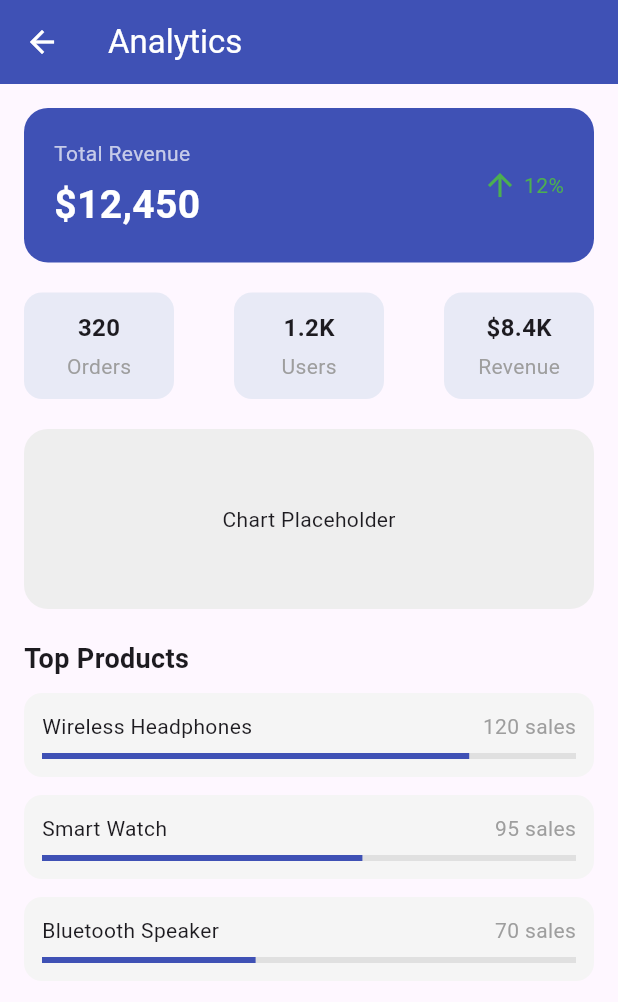
After one commit to GitheTrunk/MA-Lab, a Flutter app: the AnalyticScreen screen opened by its route, on a phone screen of 412 x 824 dp. The commit adds this screen. Shown: the top 1002 px of the screen. Run offline on Flutter 3.47's test engine with Material 3 defaults, Android fonts, the phone set to English and light mode, and no system bars.

Commit message:
feat: add wallet, analytic screens and components

```diff
--- /dev/null
+++ b/lib/screens/analytic_screen.dart
@@ -0,0 +1,114 @@
+import 'package:flutter/material.dart';
+import 'package:week_3_lab/widgets/finance/metric_item.dart';
+import 'package:week_3_lab/widgets/finance/product_tile.dart';
+
+class AnalyticScreen extends StatelessWidget {
+  const AnalyticScreen({super.key});
+
+  @override
+  Widget build(BuildContext context) {
+    return Scaffold(
+      appBar: AppBar(
+        title: const Text("Analytics"),
+        backgroundColor: Colors.indigo,
+        foregroundColor: Colors.white,
+        centerTitle: false,
+      ),
+      body: SingleChildScrollView(
+        child: Padding(
+          padding: const EdgeInsets.all(16),
+          child: Column(
+            crossAxisAlignment: CrossAxisAlignment.start,
+            children: [
+              Container(
+                width: double.infinity,
+                padding: const EdgeInsets.all(20),
+                decoration: BoxDecoration(
+                  color: Colors.indigo,
+                  borderRadius: BorderRadius.circular(16),
+                ),
+                child: Row(
+                  mainAxisAlignment: MainAxisAlignment.spaceBetween,
+                  children: const [
+                    Column(
+                      crossAxisAlignment: CrossAxisAlignment.start,
+                      children: [
+                        Text(
+                          "Total Revenue",
+                          style: TextStyle(color: Colors.white70),
+                        ),
+                        SizedBox(height: 6),
+                        Text(
+                          "\$12,450",
+                          style: TextStyle(
+                            fontSize: 26,
+                            fontWeight: FontWeight.bold,
+                            color: Colors.white,
+                          ),
+                        ),
+                      ],
+                    ),
+                    Row(
+                      children: [
+                        Icon(Icons.arrow_upward, color: Colors.green),
+                        SizedBox(width: 4),
+                        Text("12%", style: TextStyle(color: Colors.green)),
+                      ],
+                    ),
+                  ],
+                ),
+              ),
+
+              const SizedBox(height: 20),
+
+              Row(
+                mainAxisAlignment: MainAxisAlignment.spaceBetween,
+                children: const [
+                  MetricItem(label: "Orders", value: "320"),
+                  MetricItem(label: "Users", value: "1.2K"),
+                  MetricItem(label: "Revenue", value: "\$8.4K"),
+                ],
+              ),
+              const SizedBox(height: 20),
+
+              Container(
+                height: 120,
+                width: double.infinity,
+                decoration: BoxDecoration(
+                  color: Colors.grey.shade200,
+                  borderRadius: BorderRadius.circular(16),
+                ),
+                child: const Center(child: Text("Chart Placeholder")),
+              ),
+
+              const SizedBox(height: 20),
+
+              const Text(
+                "Top Products",
+                style: TextStyle(fontSize: 18, fontWeight: FontWeight.bold),
+              ),
+
+              const SizedBox(height: 10),
+
+              ProductTile(
+                name: "Wireless Headphones",
+                sales: "120 sales",
+                progress: 0.8,
+              ),
+              ProductTile(
+                name: "Smart Watch",
+                sales: "95 sales",
+                progress: 0.6,
+              ),
+              ProductTile(
+                name: "Bluetooth Speaker",
+                sales: "70 sales",
+                progress: 0.4,
+              ),
+            ],
+          ),
+        ),
+      ),
+    );
+  }
+}
--- /dev/null
+++ b/lib/widgets/finance/metric_item.dart
@@ -0,0 +1,29 @@
+import 'package:flutter/material.dart';
+
+class MetricItem extends StatelessWidget {
+  final String label;
+  final String value;
+  const MetricItem({super.key, required this.label, required this.value});
+
+  @override
+  Widget build(BuildContext context) {
+    return Container(
+      width: 100,
+      padding: const EdgeInsets.all(12),
+      decoration: BoxDecoration(
+        color: Colors.indigo.shade50,
+        borderRadius: BorderRadius.circular(12),
+      ),
+      child: Column(
+        children: [
+          Text(
+            value,
+            style: const TextStyle(fontWeight: FontWeight.bold, fontSize: 16),
+          ),
+          const SizedBox(height: 4),
+          Text(label, style: const TextStyle(color: Colors.grey)),
+        ],
+      ),
+    );
+  }
+}
--- /dev/null
+++ b/lib/widgets/finance/product_tile.dart
@@ -0,0 +1,46 @@
+import 'package:flutter/material.dart';
+
+class ProductTile extends StatelessWidget {
+  final String name;
+  final String sales;
+  final double progress;
+  const ProductTile({
+    super.key,
+    required this.name,
+    required this.sales,
+    required this.progress,
+  });
+
+  @override
+  Widget build(BuildContext context) {
+    return Container(
+      margin: const EdgeInsets.only(bottom: 12),
+      padding: const EdgeInsets.all(12),
+      decoration: BoxDecoration(
+        color: Colors.grey.shade100,
+        borderRadius: BorderRadius.circular(12),
+      ),
+      child: Column(
+        crossAxisAlignment: CrossAxisAlignment.start,
+        children: [
+          // Title Row
+          Row(
+            mainAxisAlignment: MainAxisAlignment.spaceBetween,
+            children: [
+              Text(name),
+              Text(sales, style: const TextStyle(color: Colors.grey)),
+            ],
+          ),
+
+          const SizedBox(height: 8),
+
+          LinearProgressIndicator(
+            value: progress,
+            backgroundColor: Colors.grey.shade300,
+            color: Colors.indigo,
+          ),
+        ],
+      ),
+    );
+  }
+}
```
Also changed, not shown: lib/routes/route_app.dart (+14 -0 lines), lib/screens/finance_screen.dart (added, +102 -0 lines), lib/screens/home_screen.dart (+8 -0 lines), lib/screens/weather_screen.dart (+7 -0 lines), lib/widgets/finance/action_item.dart (added, +23 -0 lines), lib/widgets/finance/transaction_tile.dart (added, +45 -0 lines).
